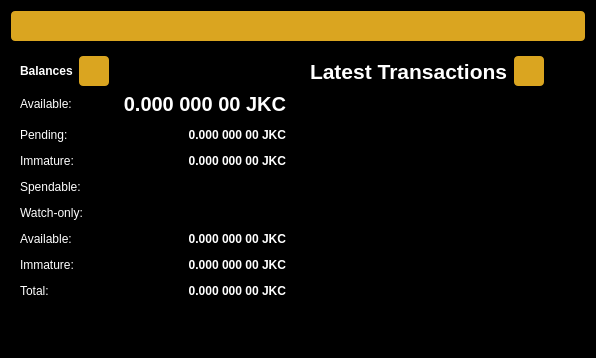
Qt form src/qt/forms/overviewpage.ui (senasgr-eth/junkcoincore-fdn) before a commit.
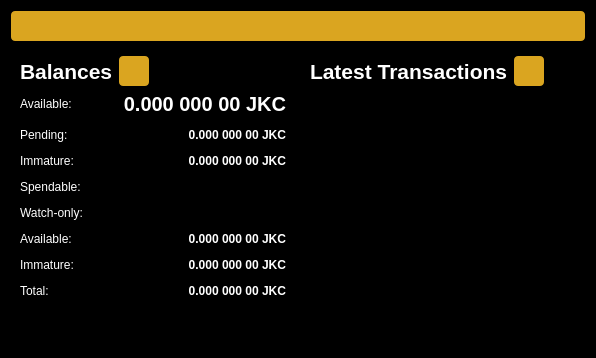
The same form after that commit. Icons and pictures are not drawn.

Patch:
```diff
--- a/src/qt/forms/overviewpage.ui
+++ b/src/qt/forms/overviewpage.ui
@@ -62,6 +62,7 @@
              <widget class="QLabel" name="label_5">
               <property name="font">
                <font>
+                <pointsize>16</pointsize>
                 <weight>75</weight>
                 <bold>true</bold>
                </font>
```
